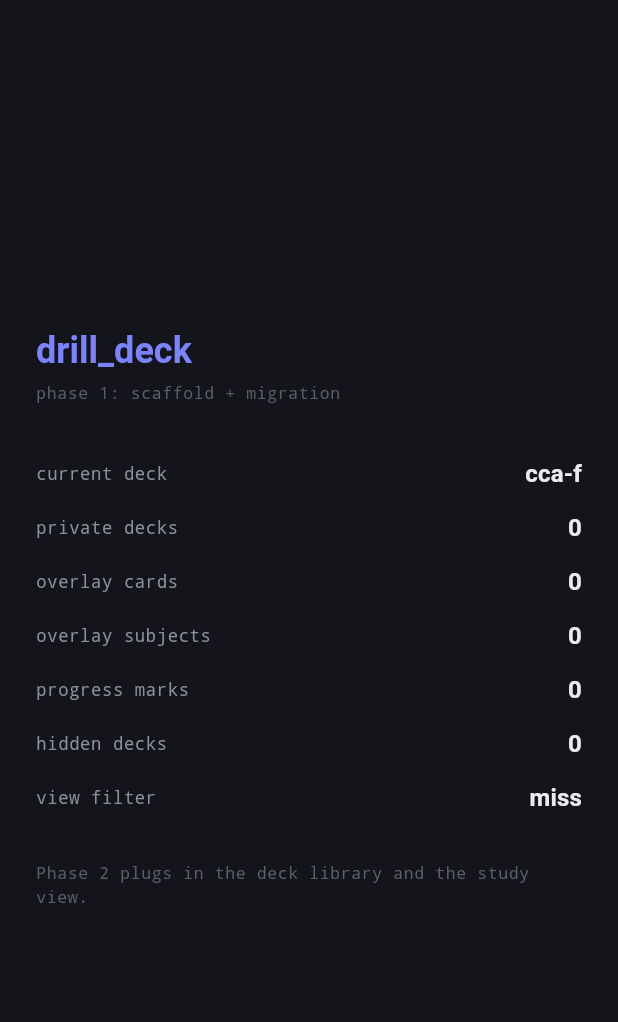
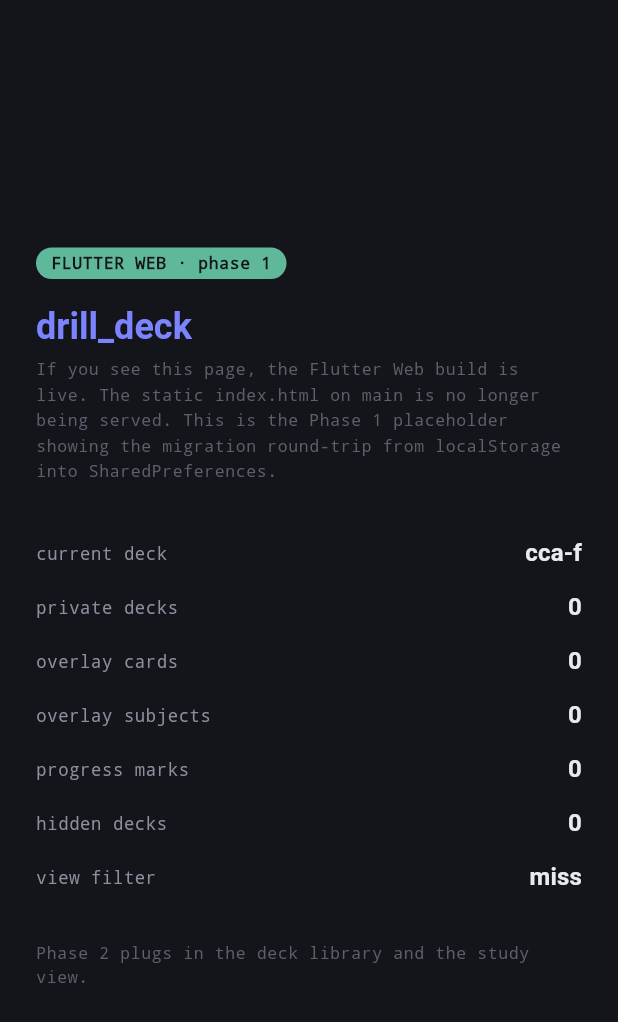
Before and after one commit to liitx/claude-cert-practice-exam-cards, a Flutter app: the screen it shows after launch, on a phone screen of 412 x 824 dp. Shown: the top 1022 px of the screen. Run offline on Flutter 3.47's test engine with Material 3 defaults, Android fonts, the phone set to English and light mode, and no system bars; our stand-ins replace bloc, equatable, flutter_bloc, rxdart, shared_preferences, web; Roboto replaces fonts that are missing (system-ui).

Commit message:
Add visible FLUTTER WEB banner to phase 1 placeholder
Makes it unmistakable which version is rendering when previewing the
gh-pages deploy. Will be removed once Phase 2 ships a real study view.

```diff
--- a/drill_deck/lib/features/migration_summary/view/migration_summary_page.dart
+++ b/drill_deck/lib/features/migration_summary/view/migration_summary_page.dart
@@ -81,6 +81,24 @@
             mainAxisSize: MainAxisSize.min,
             crossAxisAlignment: CrossAxisAlignment.start,
             children: [
+              Container(
+                padding: const EdgeInsets.symmetric(
+                  horizontal: 10,
+                  vertical: 5,
+                ),
+                decoration: BoxDecoration(
+                  color: palette.got,
+                  borderRadius: BorderRadius.circular(99),
+                ),
+                child: Text(
+                  'FLUTTER WEB · phase 1',
+                  style: mono.chip.copyWith(
+                    color: theme.colorScheme.onSecondary,
+                    fontWeight: FontWeight.w700,
+                  ),
+                ),
+              ),
+              const SizedBox(height: 16),
               Text(
                 'drill_deck',
                 style: theme.textTheme.headlineSmall?.copyWith(
@@ -90,8 +108,11 @@
               ),
               const SizedBox(height: 4),
               Text(
-                'phase 1: scaffold + migration',
-                style: mono.hint,
+                'If you see this page, the Flutter Web build is live. '
+                'The static index.html on main is no longer being served. '
+                'This is the Phase 1 placeholder showing the migration '
+                'round-trip from localStorage into SharedPreferences.',
+                style: mono.hint.copyWith(height: 1.55),
               ),
               const SizedBox(height: 28),
               _SummaryRow(
```
